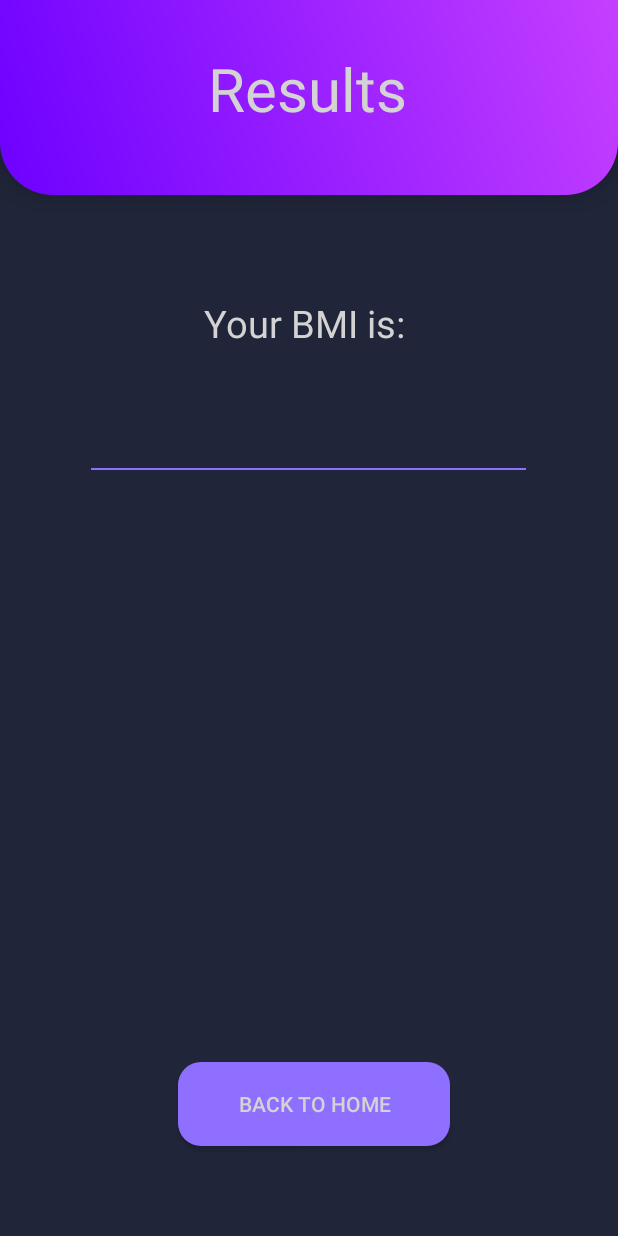
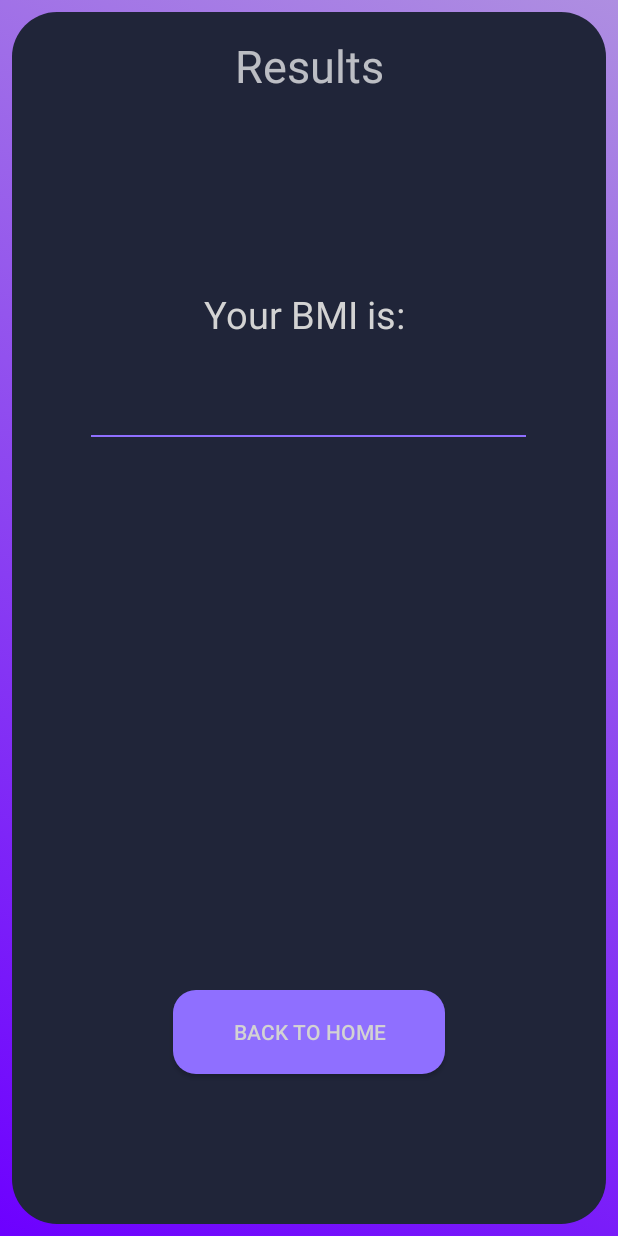
Before and after one commit to VickeTrossing/ExamensArbete, an Android app: the MainActivity2 screen opened directly, with no data from a screen before it, on a phone screen of 412 x 824 dp. Run offline under Robolectric (Android 15) with nearby library versions, the phone set to English and light mode, and no system bars; 4 statements that could not run were skipped.

Commit message:
More design work

```diff
--- a/app/src/main/java/com/example/plain/CalculateCal.java
+++ b/app/src/main/java/com/example/plain/CalculateCal.java
@@ -117,6 +117,11 @@ public class CalculateCal extends AppCompatActivity implements AdapterView.OnIte
 
     }
 
+    public void goHome(View view){
+        Intent intent = new Intent(this, MainActivity.class);
+        startActivity(intent);
+    }
+
     @Override
     public void onItemSelected(AdapterView<?> parent, View view, int position, long id) {
         String  spinnerValue= parent.getItemAtPosition(position).toString();
--- a/app/src/main/java/com/example/plain/MainActivity2.java
+++ b/app/src/main/java/com/example/plain/MainActivity2.java
@@ -11,10 +11,15 @@ import androidx.appcompat.app.AppCompatActivity;
 
 public class MainActivity2 extends AppCompatActivity {
 
+    OnCreateCode createCode = new OnCreateCode();
+    private View view;
+
     @Override
     protected void onCreate(Bundle savedInstanceState) {
         super.onCreate(savedInstanceState);
         setContentView(R.layout.activity_main2);
+
+        createCode.onCreateMethod(view, this);
 
         TextView output = findViewById(R.id.textView4);
 
--- a/app/src/main/res/layout/activity_main2.xml
+++ b/app/src/main/res/layout/activity_main2.xml
@@ -4,72 +4,67 @@
         xmlns:tools="http://schemas.android.com/tools"
         android:layout_width="match_parent"
         android:layout_height="match_parent"
-        android:background="#202539"
+        android:background="@drawable/changing_background"
         tools:context=".MainActivity2">
+
+    <androidx.constraintlayout.widget.ConstraintLayout
+            android:layout_width="0dp"
+            android:layout_height="0dp"
+            android:layout_marginStart="8dp"
+            android:layout_marginTop="8dp"
+            android:layout_marginEnd="8dp"
+            android:background="@drawable/background_main"
+            android:layout_marginBottom="8dp"
+            app:layout_constraintBottom_toBottomOf="parent"
+            app:layout_constraintEnd_toEndOf="parent"
+            app:layout_constraintStart_toStartOf="parent"
+            app:layout_constraintTop_toTopOf="parent">
+
+        <TextView
+                android:id="@+id/textView15"
+                android:layout_width="wrap_content"
+                android:layout_height="wrap_content"
+                android:textSize="30dp"
+                android:layout_marginStart="169dp"
+                android:layout_marginEnd="169dp"
+                android:layout_marginBottom="128dp"
+                android:text="Results"
+                app:layout_constraintBottom_toTopOf="@+id/textView5"
+                app:layout_constraintEnd_toEndOf="parent"
+                app:layout_constraintStart_toStartOf="parent" />
+
+        <TextView
+                android:id="@+id/textView5"
+                android:layout_width="wrap_content"
+                android:layout_height="wrap_content"
+                android:text="Your BMI is: "
+                android:textColor="#D3D3D3"
+                android:textSize="25sp"
+                app:layout_constraintBottom_toTopOf="@+id/textView4"
+                app:layout_constraintEnd_toEndOf="@+id/textView4"
+                app:layout_constraintStart_toStartOf="@+id/textView4" />
 
         <TextView
                 android:id="@+id/textView4"
                 android:layout_width="290dp"
                 android:layout_height="65dp"
-            android:layout_marginStart="16dp"
-            android:layout_marginTop="16dp"
-            android:layout_marginEnd="16dp"
+                android:layout_marginBottom="368dp"
                 android:background="@drawable/textlines"
                 android:textAlignment="center"
                 android:textColor="#D3D3D3"
                 android:textSize="40sp"
+                app:layout_constraintBottom_toTopOf="@+id/buttonHome"
                 app:layout_constraintEnd_toEndOf="parent"
-            app:layout_constraintHorizontal_bias="0.496"
-            app:layout_constraintStart_toStartOf="parent"
-            app:layout_constraintTop_toBottomOf="@+id/textView5" />
-
-    <TextView
-            android:id="@+id/textView5"
-            android:layout_width="wrap_content"
-            android:layout_height="wrap_content"
-            android:layout_marginStart="16dp"
-            android:layout_marginTop="68dp"
-            android:layout_marginEnd="16dp"
-            android:text="Your BMI is: "
-            android:textColor="#D3D3D3"
-            android:textSize="25sp"
-            app:layout_constraintEnd_toEndOf="parent"
-            app:layout_constraintStart_toStartOf="parent"
-            app:layout_constraintTop_toBottomOf="@+id/constraintLayout" />
-
-    <androidx.constraintlayout.widget.ConstraintLayout
-            android:elevation="10dp"
-            android:id="@+id/constraintLayout"
-            android:layout_width="0dp"
-            android:layout_height="130dp"
-            android:background="@drawable/background_top"
-            app:layout_constraintEnd_toEndOf="parent"
-            app:layout_constraintStart_toStartOf="parent"
-            app:layout_constraintTop_toTopOf="parent">
-
-        <TextView
-                android:id="@+id/textView11"
-                android:layout_width="wrap_content"
-                android:layout_height="wrap_content"
-                android:layout_marginStart="16dp"
-                android:layout_marginTop="32dp"
-                android:layout_marginEnd="16dp"
-                android:text="Results"
-                android:textColor="#D3D3D3"
-                android:textSize="40dp"
-                app:layout_constraintEnd_toEndOf="parent"
-                app:layout_constraintHorizontal_bias="0.497"
-                app:layout_constraintStart_toStartOf="parent"
-                app:layout_constraintTop_toTopOf="parent" />
-    </androidx.constraintlayout.widget.ConstraintLayout>
+                app:layout_constraintHorizontal_bias="0.495"
+                app:layout_constraintStart_toStartOf="parent" />
 
         <Button
                 android:id="@+id/buttonHome"
                 android:layout_width="181dp"
                 android:layout_height="56dp"
-            android:layout_marginStart="156dp"
-            android:layout_marginEnd="149dp"
-            android:layout_marginBottom="60dp"
+                android:layout_marginStart="107dp"
+                android:layout_marginEnd="107dp"
+                android:layout_marginBottom="100dp"
                 android:background="@drawable/rounded_corners"
                 android:onClick="goHome"
                 android:text="Back to home"
@@ -79,3 +74,5 @@
                 app:layout_constraintStart_toStartOf="parent" />
 
     </androidx.constraintlayout.widget.ConstraintLayout>
+
+</androidx.constraintlayout.widget.ConstraintLayout>
```
Also changed, not shown: app/src/main/java/com/example/plain/CalculateBmi.java (+6 -1 lines), app/src/main/res/layout/activity_calculate_bmi.xml (+13 -1 lines), app/src/main/res/layout/activity_calculate_cal.xml (+16 -1 lines), app/src/main/res/layout/activity_results_cal.xml (+14 -1 lines). Lines whose indentation alone changed are shown as unchanged.
